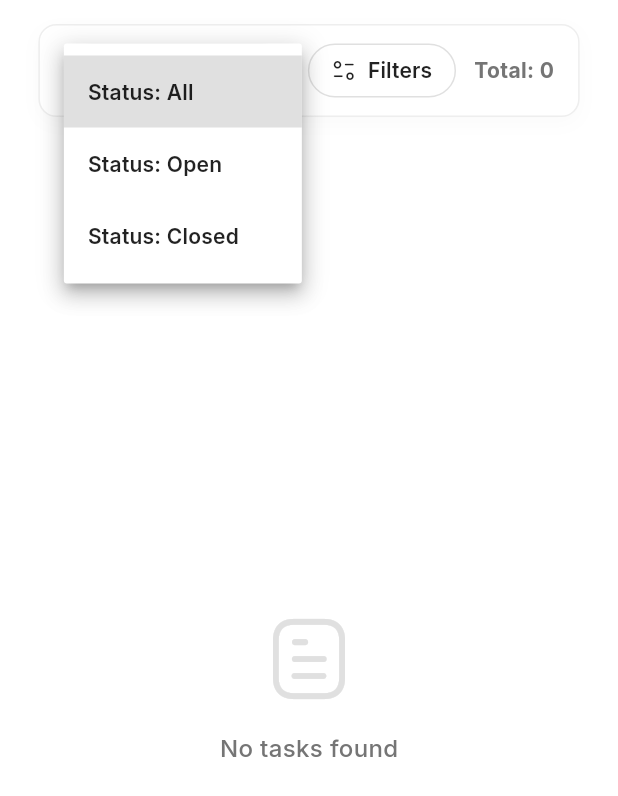
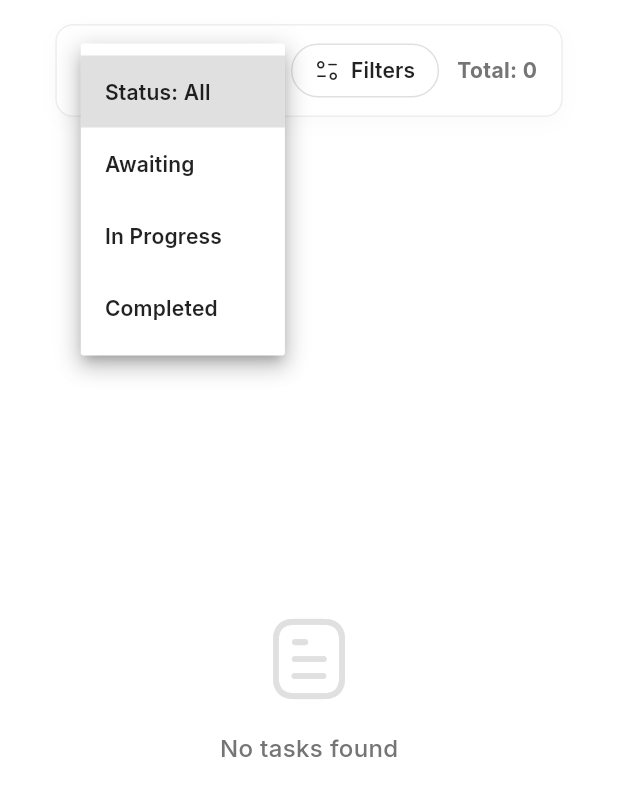
Before and after one commit to zappcodeinnovations/Siteflow---ConstructionIQ-Admin, a Flutter app: the TasksTab widget shown alone on an empty page, opened directly with empty values, after a tap on "Status: All", on a phone screen of 412 x 824 dp. Shown: the top 796 px of the screen. Run offline on Flutter 3.47's test engine with Material 3 defaults, Android fonts, the phone set to English and light mode, and no system bars; our stand-ins replace file_picker, firebase_core, firebase_messaging, fl_chart, flutter_timezone, geocoding and 5 more; accounts and stored records are empty; network calls fail; project files that could hold a hidden picture were left out.

Commit message:
fix(tasks): standardize project tasks status filter dropdown to match web portal

```diff
--- a/lib/modules/projects/tabs/tasks_tab.dart
+++ b/lib/modules/projects/tabs/tasks_tab.dart
@@ -17,59 +17,53 @@ class TasksTab extends StatefulWidget {
 class _TasksTabState extends State<TasksTab> {
   String _selectedStatus = 'Status: All';
 
-  String _extractStatus(dynamic task) {
+  static const List<String> _statusOptions = [
+    'Status: All',
+    'Awaiting',
+    'In Progress',
+    'Completed',
+  ];
+
+  List<String> get _statusDropdownOptions => _statusOptions;
+
+  String _normalizeStatus(dynamic task) {
     if (task is Map) {
-      return (task['status'] ?? task['status_label'] ?? task['state'] ?? task['status_display'] ?? '').toString().trim();
+      final raw = (task['status'] ?? task['status_label'] ?? task['state'] ?? task['status_display'] ?? '')
+          .toString()
+          .trim()
+          .toLowerCase()
+          .replaceAll('-', '_')
+          .replaceAll(' ', '_');
+
+      if (raw == 'in_progress' || raw == 'open' || raw == 'active') {
+        return 'in_progress';
+      }
+      if (raw == 'awaiting' || raw == 'pending') {
+        return 'awaiting';
+      }
+      if (raw == 'completed' || raw == 'closed' || raw == 'done' || raw == 'finished' || raw == 'approved' ||
+          task['is_closed'] == true || task['is_completed'] == true) {
+        return 'completed';
+      }
+      return raw;
     }
     return '';
-  }
-
-  bool _isTaskClosed(String status, dynamic task) {
-    final s = status.toLowerCase();
-    if (s == 'completed' || s == 'closed' || s == 'done' || s == 'finished' || s == 'approved') {
-      return true;
-    }
-    if (task is Map && (task['is_closed'] == true || task['is_completed'] == true)) {
-      return true;
-    }
-    return false;
-  }
-
-  List<String> get _statusDropdownOptions {
-    final options = <String>['Status: All', 'Status: Open', 'Status: Closed'];
-    for (final t in widget.tasks) {
-      final s = _extractStatus(t);
-      if (s.isNotEmpty) {
-        final formatted = 'Status: ${s[0].toUpperCase()}${s.substring(1).toLowerCase()}';
-        if (!options.contains(formatted) && formatted != 'Status: Open' && formatted != 'Status: Closed' && formatted != 'Status: All') {
-          options.add(formatted);
-        }
-      }
-    }
-    return options;
   }
 
   List<dynamic> get _filteredTasks {
     if (_selectedStatus == 'Status: All') {
       return widget.tasks;
     }
-    if (_selectedStatus == 'Status: Open') {
-      return widget.tasks.where((t) {
-        final status = _extractStatus(t);
-        return !_isTaskClosed(status, t);
-      }).toList();
+    if (_selectedStatus == 'Awaiting') {
+      return widget.tasks.where((t) => _normalizeStatus(t) == 'awaiting').toList();
     }
-    if (_selectedStatus == 'Status: Closed') {
-      return widget.tasks.where((t) {
-        final status = _extractStatus(t);
-        return _isTaskClosed(status, t);
-      }).toList();
+    if (_selectedStatus == 'In Progress') {
+      return widget.tasks.where((t) => _normalizeStatus(t) == 'in_progress').toList();
     }
-    final target = _selectedStatus.replaceFirst('Status: ', '').toLowerCase().trim();
-    return widget.tasks.where((t) {
-      final status = _extractStatus(t).toLowerCase();
-      return status == target;
-    }).toList();
+    if (_selectedStatus == 'Completed') {
+      return widget.tasks.where((t) => _normalizeStatus(t) == 'completed').toList();
+    }
+    return widget.tasks;
   }
 
   void _openFiltersBottomSheet() {
@@ -125,7 +119,7 @@ class _TasksTabState extends State<TasksTab> {
                 children: _statusDropdownOptions.map((opt) {
                   final isSelected = _selectedStatus == opt;
                   return ChoiceChip(
-                    label: Text(opt.replaceFirst('Status: ', '')),
+                    label: Text(opt.startsWith('Status: ') ? opt.replaceFirst('Status: ', '') : opt),
                     selected: isSelected,
                     selectedColor: const Color(0xFF0D6EFD),
                     labelStyle: TextStyle(
@@ -308,13 +302,27 @@ class _TasksTabState extends State<TasksTab> {
     final textColor = isDark ? Colors.white : Colors.black87;
     final textSecondary = isDark ? Colors.grey.shade400 : Colors.grey.shade600;
 
-    final isCompleted = status.toLowerCase() == 'completed' ||
-        status.toLowerCase() == 'closed';
-    final statusColor = isCompleted ? Colors.green : const Color(0xFF0D6EFD);
-    final statusBgColor =
-        isCompleted
-            ? (isDark ? Colors.green.withValues(alpha: 0.2) : Colors.green.shade50)
-            : (isDark ? Colors.blue.withValues(alpha: 0.2) : Colors.blue.shade50);
+    final normStatus = status.toLowerCase().replaceAll('-', '_').replaceAll(' ', '_');
+    final isCompleted = normStatus == 'completed' || normStatus == 'closed' || normStatus == 'done';
+    final isAwaiting = normStatus == 'awaiting' || normStatus == 'pending';
+
+    Color statusColor = const Color(0xFF0D6EFD);
+    Color statusBgColor = isDark ? Colors.blue.withValues(alpha: 0.2) : Colors.blue.shade50;
+    String displayStatus = status.replaceAll('_', ' ').replaceAll('-', ' ').toUpperCase();
+
+    if (isCompleted) {
+      statusColor = Colors.green;
+      statusBgColor = isDark ? Colors.green.withValues(alpha: 0.2) : Colors.green.shade50;
+      displayStatus = 'COMPLETED';
+    } else if (isAwaiting) {
+      statusColor = Colors.orange.shade700;
+      statusBgColor = isDark ? Colors.orange.withValues(alpha: 0.2) : Colors.orange.shade50;
+      displayStatus = 'AWAITING';
+    } else if (normStatus == 'in_progress' || normStatus == 'open') {
+      statusColor = const Color(0xFF0D6EFD);
+      statusBgColor = isDark ? Colors.blue.withValues(alpha: 0.2) : Colors.blue.shade50;
+      displayStatus = 'IN PROGRESS';
+    }
 
     return Container(
       decoration: BoxDecoration(
@@ -383,7 +391,7 @@ class _TasksTabState extends State<TasksTab> {
                     ),
                     const SizedBox(width: 8),
                     Text(
-                      status.toUpperCase(),
+                      displayStatus,
                       style: TextStyle(
                         color: isDark ? Colors.white : statusColor.withValues(alpha: 0.9),
                         fontSize: 12,
```
